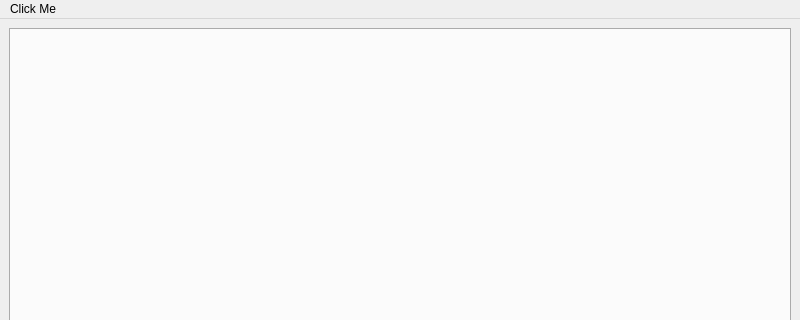
The window that Visualizer/ui/main_window.ui (nwrush/Visualization) describes before a commit, drawn with Qt 5; both pictures show x 0 to 800 and y 0 to 320 of the 800 by 600 pixel window.
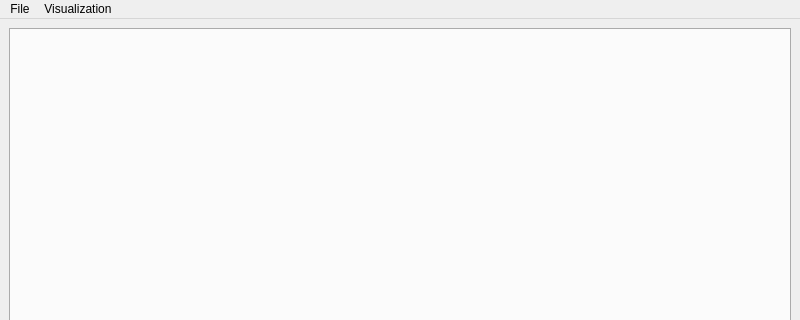
The same window after the commit.

Commit message: Open Menu, moved preprocessed sample data to separate folder

```diff
--- a/Visualizer/ui/main_window.ui
+++ b/Visualizer/ui/main_window.ui
@@ -33,12 +33,21 @@
      <height>21</height>
     </rect>
    </property>
-   <widget class="QMenu" name="menuTest_Me">
+   <widget class="QMenu" name="openMenu">
+    <property name="enabled">
+     <bool>true</bool>
+    </property>
     <property name="title">
-     <string>Click Me</string>
+     <string>File</string>
     </property>
    </widget>
-   <addaction name="menuTest_Me"/>
+   <widget class="QMenu" name="menuVisualization">
+    <property name="title">
+     <string>Visualization</string>
+    </property>
+   </widget>
+   <addaction name="openMenu"/>
+   <addaction name="menuVisualization"/>
   </widget>
   <widget class="QStatusBar" name="statusbar"/>
  </widget>
```
Left out of the diff: 12 changed lines with no effect on the pictures. The commit also changes 9 other files.
